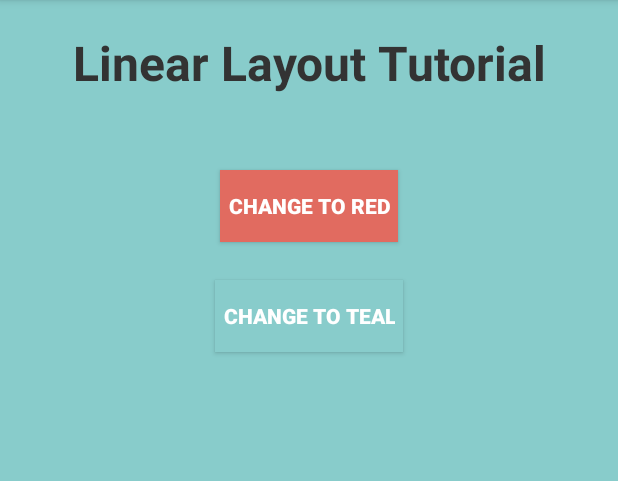
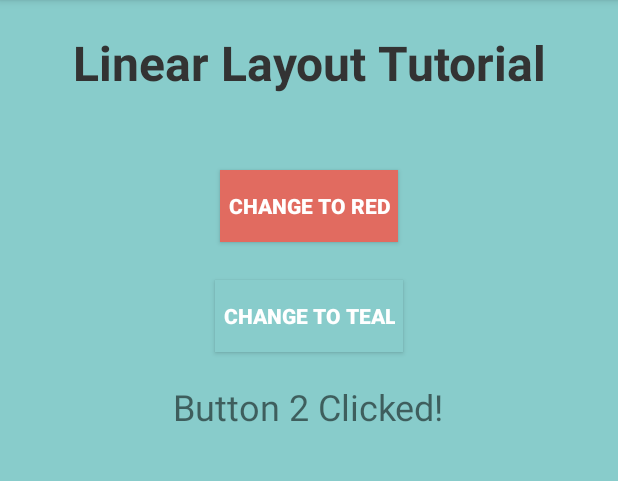
Before and after one commit to tsabbasi/Android-Developement, an Android app: the screen it shows after launch (MainActivity), after a tap on "CHANGE TO TEAL", on a phone screen of 412 x 824 dp, the part 84-565 px from its top. Run offline under Robolectric (Android 15) with nearby library versions, the phone set to English and light mode, and no system bars; 1 other tap on this screen came first.

Commit message:
Addtions to onClick method — updating textView

```diff
--- a/AndroidLayouts/app/src/main/java/com/example/tubaabbasi/androidlayouts/MainActivity.java
+++ b/AndroidLayouts/app/src/main/java/com/example/tubaabbasi/androidlayouts/MainActivity.java
@@ -12,6 +12,8 @@ public class MainActivity extends AppCompatActivity {
 
     LinearLayout background;
     Button redBtn, tealBtn;
+    TextView buttonTextView;
+
 
     @Override
     protected void onCreate(Bundle savedInstanceState) {
@@ -21,6 +23,7 @@ public class MainActivity extends AppCompatActivity {
         background = (LinearLayout) findViewById(R.id.background);
         redBtn = (Button) findViewById(R.id.redBtn);
         tealBtn = (Button) findViewById(R.id.tealBtn);
+        buttonTextView = (TextView) findViewById(R.id.buttonTextView);
 
         redBtn.setOnClickListener(new View.OnClickListener() {
 
@@ -28,6 +31,7 @@ public class MainActivity extends AppCompatActivity {
 
             public void onClick (View view) {
                 background.setBackgroundColor(Color.parseColor("#e16b60"));
+                buttonTextView.setText("Button 1 Clicked!");
 
             }
         });
@@ -38,6 +42,7 @@ public class MainActivity extends AppCompatActivity {
 
             public void onClick (View view) {
                 background.setBackgroundColor(Color.parseColor("#88cccb"));
+                buttonTextView.setText("Button 2 Clicked!");
 
             }
         });
--- a/AndroidLayouts/app/src/main/res/layout/linear_layout.xml
+++ b/AndroidLayouts/app/src/main/res/layout/linear_layout.xml
@@ -11,6 +11,7 @@
     <TextView
         android:layout_width="fill_parent"
         android:layout_height="wrap_content"
+        android:id="@+id/textView"
         android:layout_marginTop="20dp"
         android:gravity="center"
         android:textSize="32sp"
@@ -47,4 +48,13 @@
 
         android:text="Change to Teal"></Button>
 
+    <TextView
+        android:layout_width="wrap_content"
+        android:layout_height="wrap_content"
+        android:layout_marginTop="20dp"
+        android:text="Click a button!"
+        android:id="@+id/buttonTextView"
+        android:layout_gravity="center_horizontal"
+        android:textSize="24sp" />
+
 </LinearLayout>
```
